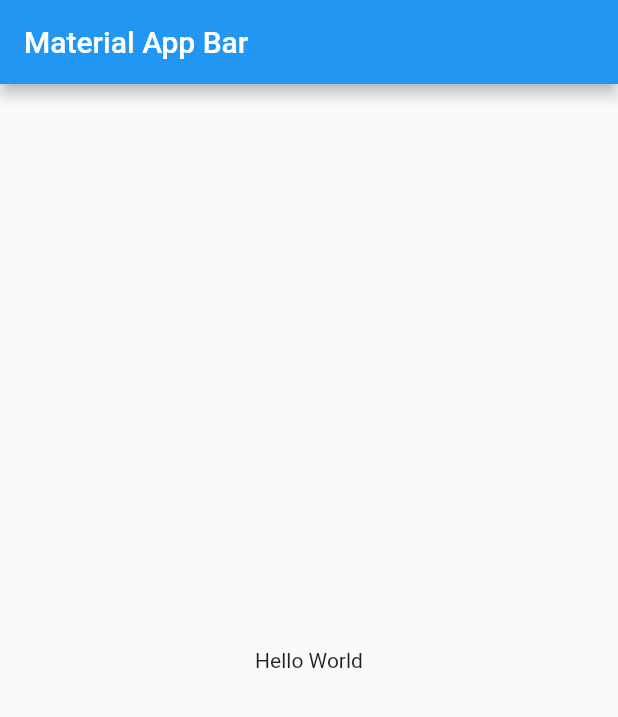
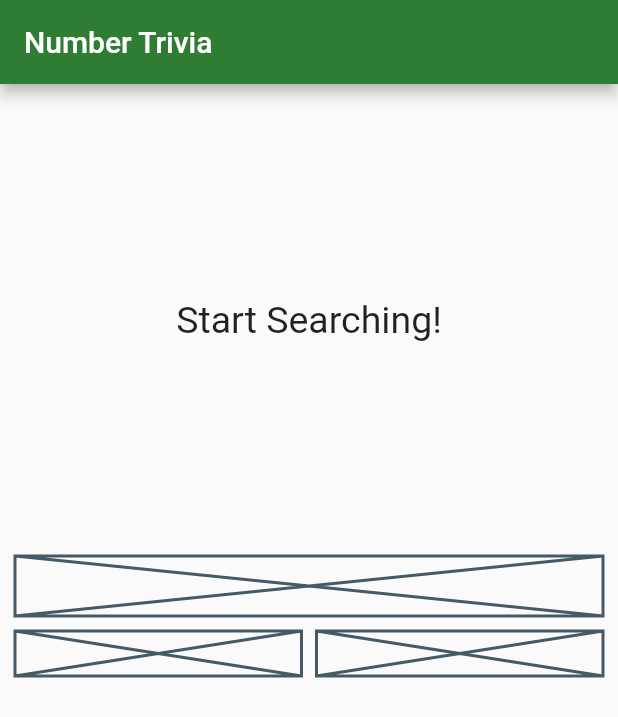
Before and after one commit to csj110/flutter_clean_architecture, a Flutter app: the screen it shows after launch, on a phone screen of 412 x 824 dp. Shown: the top 717 px of the screen. Run offline on Flutter 3.47's test engine with Material 2 defaults, Android fonts, the phone set to English and light mode, and no system bars; our stand-ins replace bloc, dartz, data_connection_checker, equatable, flutter_bloc, get_it and 1 more.

Commit message:
triviaPage Top_diaplay part

```diff
--- /dev/null
+++ b/lib/features/number_trivia/presentation/pages/number_trivia_page.dart
@@ -0,0 +1,87 @@
+import 'package:flutter/material.dart';
+import 'package:flutter_bloc/flutter_bloc.dart';
+import 'package:flutter_clean_archicture/features/number_trivia/presentation/bloc/bloc.dart';
+import 'package:flutter_clean_archicture/features/number_trivia/presentation/bloc/number_trivia_bloc.dart';
+import 'package:flutter_clean_archicture/features/number_trivia/presentation/widgets/widgets.dart';
+
+import '../../../../injection_container.dart';
+
+class NumberTriviaPage extends StatelessWidget {
+  @override
+  Widget build(BuildContext context) {
+    return Scaffold(
+      appBar: AppBar(
+        title: Text("Number Trivia"),
+      ),
+      body: BlocProvider(
+        builder: (_) => sl<NumberTriviaBloc>(),
+        child: Center(
+          child: Padding(
+            padding: const EdgeInsets.all(10.0),
+            child: Column(
+              children: <Widget>[
+                SizedBox(height: 10.0),
+                BlocBuilder<NumberTriviaBloc, NumberTriviaState>(
+                    builder: (context, state) {
+                  if (state is Empty) {
+                    return MessageDisplay(
+                      message: "Start Searching!",
+                    );
+                  } else if (state is Loading) {
+                    return LoadingWeight();
+                  } else if (state is Loaded) {
+                    return TriviaDisplay(
+                      numberTrivia: state.trivia,
+                    );
+                  } else if (state is Error) {
+                    return MessageDisplay(
+                      message: state.message,
+                    );
+                  } else {
+                    return null;
+                  }
+                }),
+                SizedBox(height: 20.0),
+                TriviaControls()
+              ],
+            ),
+          ),
+        ),
+      ),
+    );
+  }
+}
+
+class TriviaControls extends StatefulWidget {
+  const TriviaControls({
+    Key key,
+  }) : super(key: key);
+
+  @override
+  _TriviaControlsState createState() => _TriviaControlsState();
+}
+
+class _TriviaControlsState extends State<TriviaControls> {
+  String input;
+
+  @override
+  Widget build(BuildContext context) {
+    return Column(
+      children: <Widget>[
+        Placeholder(fallbackHeight: 40.0),
+        SizedBox(height: 10),
+        Row(
+          children: <Widget>[
+            Expanded(
+              child: Placeholder(fallbackHeight: 30),
+            ),
+            SizedBox(width: 10),
+            Expanded(
+              child: Placeholder(fallbackHeight: 30),
+            ),
+          ],
+        )
+      ],
+    );
+  }
+}
--- /dev/null
+++ b/lib/features/number_trivia/presentation/widgets/message_display.dart
@@ -0,0 +1,23 @@
+import 'package:flutter/material.dart';
+
+class MessageDisplay extends StatelessWidget {
+  final String message;
+
+  const MessageDisplay({Key key, @required this.message}) : super(key: key);
+
+  @override
+  Widget build(BuildContext context) {
+    return Container(
+      height: MediaQuery.of(context).size.height / 3,
+      child: Center(
+        child: SingleChildScrollView(
+          child: Text(
+            message,
+            style: TextStyle(fontSize: 25.0),
+            textAlign: TextAlign.center,
+          ),
+        ),
+      ),
+    );
+  }
+}
--- /dev/null
+++ b/lib/features/number_trivia/presentation/widgets/widgets.dart
@@ -0,0 +1,3 @@
+export "loading_widget.dart";
+export "trivia_dispaly.dart";
+export 'message_display.dart';
--- a/lib/main.dart
+++ b/lib/main.dart
@@ -1,22 +1,21 @@
 import 'package:flutter/material.dart';
+import 'features/number_trivia/presentation/pages/number_trivia_page.dart';
+import 'injection_container.dart' as di;
 
-void main() => runApp(MyApp());
+void main() {
+  di.init();
+  runApp(MyApp());
+}
 
 class MyApp extends StatelessWidget {
   @override
   Widget build(BuildContext context) {
     return MaterialApp(
-      title: 'Material App',
-      home: Scaffold(
-        appBar: AppBar(
-          title: Text('Material App Bar'),
+        title: 'Material App',
+        theme: ThemeData(
+          primaryColor: Colors.green.shade800,
+          accentColor: Colors.red.shade600,
         ),
-        body: Center(
-          child: Container(
-            child: Text('Hello World'),
-          ),
-        ),
-      ),
-    );
+        home: NumberTriviaPage());
   }
 }
```
Also changed, not shown: lib/features/number_trivia/presentation/widgets/loading_widget.dart (added, +17 -0 lines), lib/features/number_trivia/presentation/widgets/trivia_dispaly.dart (added, +34 -0 lines), lib/injection_container.dart (added, +59 -0 lines), 1 other file.
